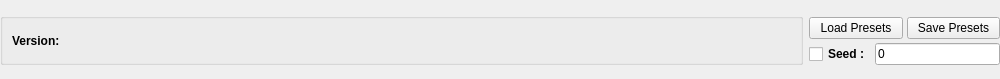
First picture: the form in src/FrontendQt/TopInfoWidget.ui, repository Meos4/Jade-Cocoon-Randomizer, before the edit.
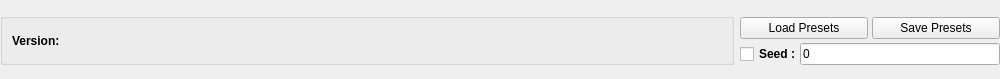
Second picture: the form after the edit.

Commit message: Enlarged buttons for load and save presets

Patch:
```diff
--- a/src/FrontendQt/TopInfoWidget.ui
+++ b/src/FrontendQt/TopInfoWidget.ui
@@ -159,7 +159,7 @@
          </property>
          <property name="minimumSize">
           <size>
-           <width>0</width>
+           <width>128</width>
            <height>0</height>
           </size>
          </property>
@@ -181,7 +181,7 @@
          </property>
          <property name="minimumSize">
           <size>
-           <width>0</width>
+           <width>128</width>
            <height>0</height>
           </size>
          </property>
@@ -199,7 +199,16 @@
       </layout>
      </item>
      <item>
-      <layout class="QHBoxLayout" name="seedLayout">
+      <layout class="QHBoxLayout" name="seedLayout" stretch="0,0">
+       <property name="spacing">
+        <number>0</number>
+       </property>
+       <property name="rightMargin">
+        <number>0</number>
+       </property>
+       <property name="bottomMargin">
+        <number>0</number>
+       </property>
        <item>
         <widget class="QCheckBox" name="seedCheckBox">
          <property name="enabled">
@@ -234,13 +243,13 @@
          </property>
          <property name="minimumSize">
           <size>
-           <width>125</width>
+           <width>0</width>
            <height>0</height>
           </size>
          </property>
          <property name="maximumSize">
           <size>
-           <width>155</width>
+           <width>16777215</width>
            <height>16777215</height>
           </size>
          </property>
```
